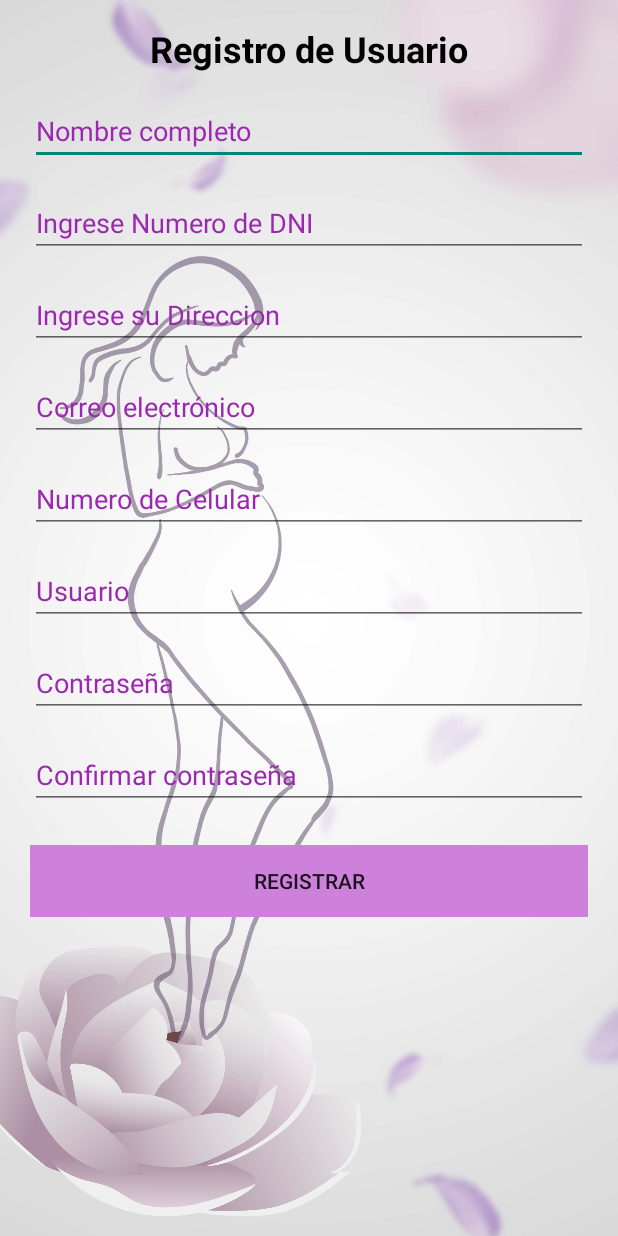
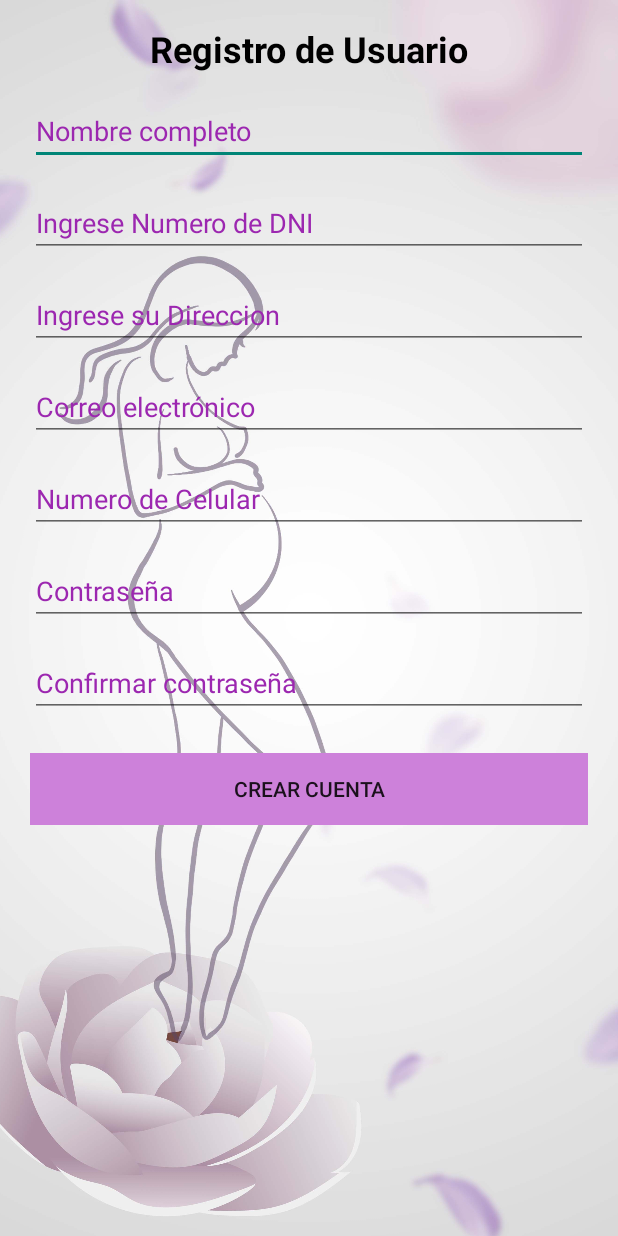
Before and after one commit to MarioYiCarrion/ExamenFinalAndroidStudio, an Android app: the RegistroActivity screen opened directly, with no data from a screen before it, on a phone screen of 412 x 824 dp. Run offline under Robolectric (Android 15) with nearby library versions, the phone set to English and light mode, and no system bars; our stand-ins replace Firebase (no records; nobody signed in at launch, a user with empty details on screens opened directly).

Commit message:
Registro Usuario conectado a firebase

```diff
--- a/app/src/main/res/layout/activity_registro.xml
+++ b/app/src/main/res/layout/activity_registro.xml
@@ -4,6 +4,18 @@
     xmlns:tools="http://schemas.android.com/tools"
     android:layout_width="match_parent"
     android:layout_height="match_parent">
+
+    <ProgressBar
+        android:id="@+id/progressBar"
+        style="?android:attr/progressBarStyleHorizontal"
+        android:layout_width="wrap_content"
+        android:indeterminate="true"
+        android:layout_height="wrap_content"
+        android:visibility="gone"
+        app:layout_constraintTop_toTopOf="parent"
+        app:layout_constraintStart_toStartOf="parent"
+        app:layout_constraintEnd_toEndOf="parent"
+        android:layout_marginTop="0dp"/>
 
     <ImageView
         android:id="@+id/background_image"
@@ -100,21 +112,6 @@
         app:layout_constraintTop_toBottomOf="@+id/editTextEmail"
         tools:ignore="TouchTargetSizeCheck" />
 
-    <EditText
-        android:id="@+id/editTextUsername"
-        android:layout_width="0dp"
-        android:layout_height="wrap_content"
-        android:layout_marginTop="16dp"
-        android:layout_marginHorizontal="20dp"
-        android:hint="Usuario"
-        android:textColor="#000"
-        android:textColorHint="#9C27B0"
-        android:inputType="textPersonName"
-        android:maxLines="1"
-        app:layout_constraintEnd_toEndOf="parent"
-        app:layout_constraintStart_toStartOf="parent"
-        app:layout_constraintTop_toBottomOf="@+id/editTextCelular"
-        tools:ignore="TouchTargetSizeCheck" />
 
     <EditText
         android:id="@+id/editTextPassword"
@@ -128,7 +125,7 @@
         android:inputType="textPassword"
         app:layout_constraintEnd_toEndOf="parent"
         app:layout_constraintStart_toStartOf="parent"
-        app:layout_constraintTop_toBottomOf="@+id/editTextUsername"
+        app:layout_constraintTop_toBottomOf="@+id/editTextCelular"
         tools:ignore="TouchTargetSizeCheck" />
 
     <EditText
@@ -147,13 +144,14 @@
         tools:ignore="TouchTargetSizeCheck" />
 
     <Button
-        android:id="@+id/buttonRegister"
+        android:id="@+id/register"
         android:layout_width="match_parent"
         android:layout_height="wrap_content"
+        android:layout_marginHorizontal="20dp"
         android:layout_marginTop="24dp"
-        android:layout_marginHorizontal="20dp"
-        android:text="Registrar"
         android:background="#CD81DA"
+        android:onClick="register"
+        android:text="Crear Cuenta"
         app:layout_constraintEnd_toEndOf="parent"
         app:layout_constraintStart_toStartOf="parent"
         app:layout_constraintTop_toBottomOf="@id/editTextConfirmPassword" />
--- a/build.gradle.kts
+++ b/build.gradle.kts
@@ -2,4 +2,5 @@
 plugins {
     id("com.android.application") version "8.2.2" apply false
     id("org.jetbrains.kotlin.android") version "1.9.22" apply false
+    id("com.google.gms.google-services") version "4.4.1" apply false
 }
```
Also changed, not shown: app/build.gradle.kts (+11 -0 lines), app/src/main/java/pe/edu/idat/appgestacional/RegistroActivity.kt (+72 -35 lines), app/src/main/java/pe/edu/idat/appgestacional/SeguimientoFragment.kt (+4 -3 lines), 1 other file.
